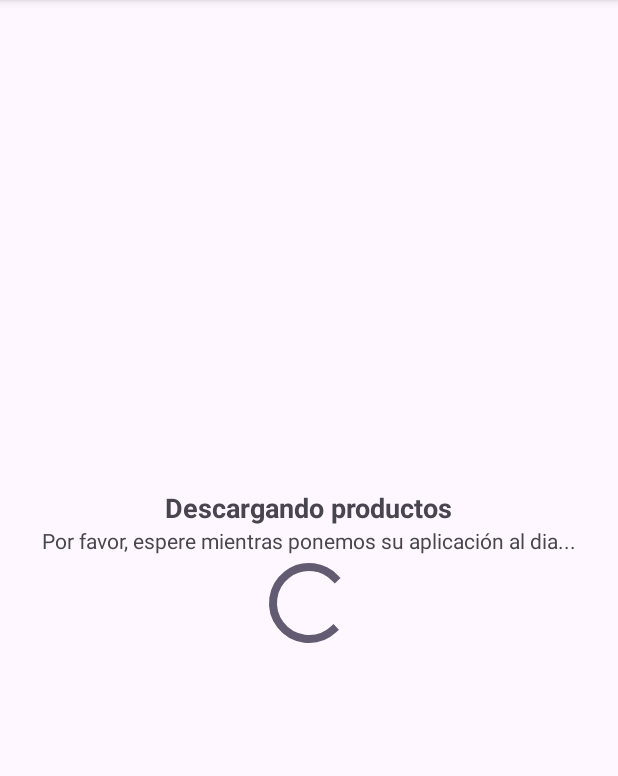
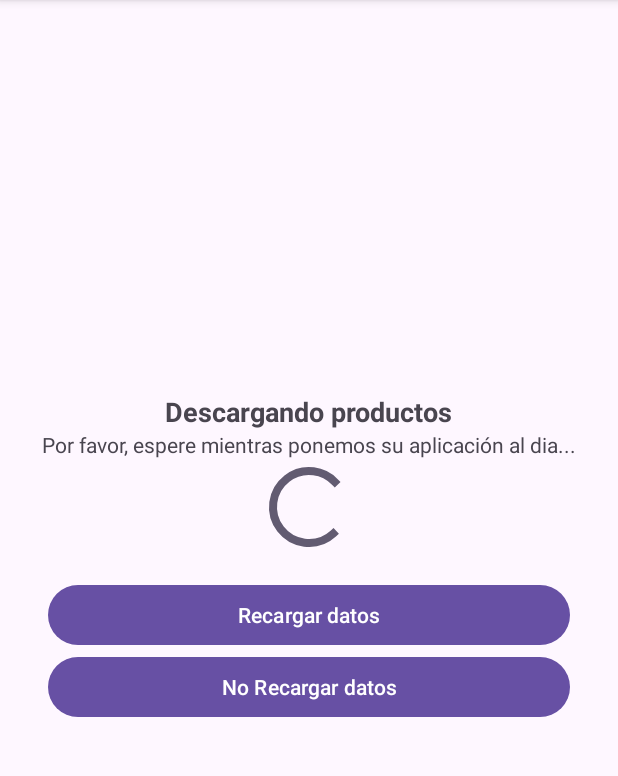
Before and after one commit to raulfl1982ndrd/APPPRODUCTS, an Android app: the screen it shows after launch (MainActivity), on a phone screen of 412 x 824 dp, the part 96-872 px from its top. Run offline under Robolectric (Android 15) with nearby library versions, the phone set to English and light mode, and no system bars; network calls fail; 1 statement that could not run was skipped.

Commit message:
Se añaden dos botonones para recargar o no recargar los datos en la pantalla de carga de datos

```diff
--- a/app/src/main/java/com/example/appproducts/activities/MainActivity.kt
+++ b/app/src/main/java/com/example/appproducts/activities/MainActivity.kt
@@ -30,6 +30,12 @@ class MainActivity : AppCompatActivity() {
             navigateToProductList()
         } else {
             getAllProducts()
+        }
+        binding.recargarDatos.setOnClickListener(){
+            getAllProducts()
+        }
+        binding.noRecargarDatos.setOnClickListener(){
+            navigateToProductList()
         }
     }
 
--- a/app/src/main/res/layout/activity_main.xml
+++ b/app/src/main/res/layout/activity_main.xml
@@ -29,7 +29,25 @@
         <ProgressBar
             android:layout_width="64dp"
             android:layout_height="64dp"/>
+        <LinearLayout
+            android:layout_width="match_parent"
+            android:layout_height="match_parent"
+            android:orientation="vertical"
+            android:layout_gravity="center"
+            android:gravity="center"
+            android:padding="16dp">
 
+            <Button
+                android:id="@+id/recargarDatos"
+                android:layout_width="match_parent"
+                android:layout_height="match_parent"
+                android:text="Recargar datos"/>
+            <Button
+                android:id="@+id/noRecargarDatos"
+                android:layout_width="match_parent"
+                android:layout_height="match_parent"
+                android:text="No Recargar datos"/>
+        </LinearLayout>
     </LinearLayout>
 
 </FrameLayout>
```
